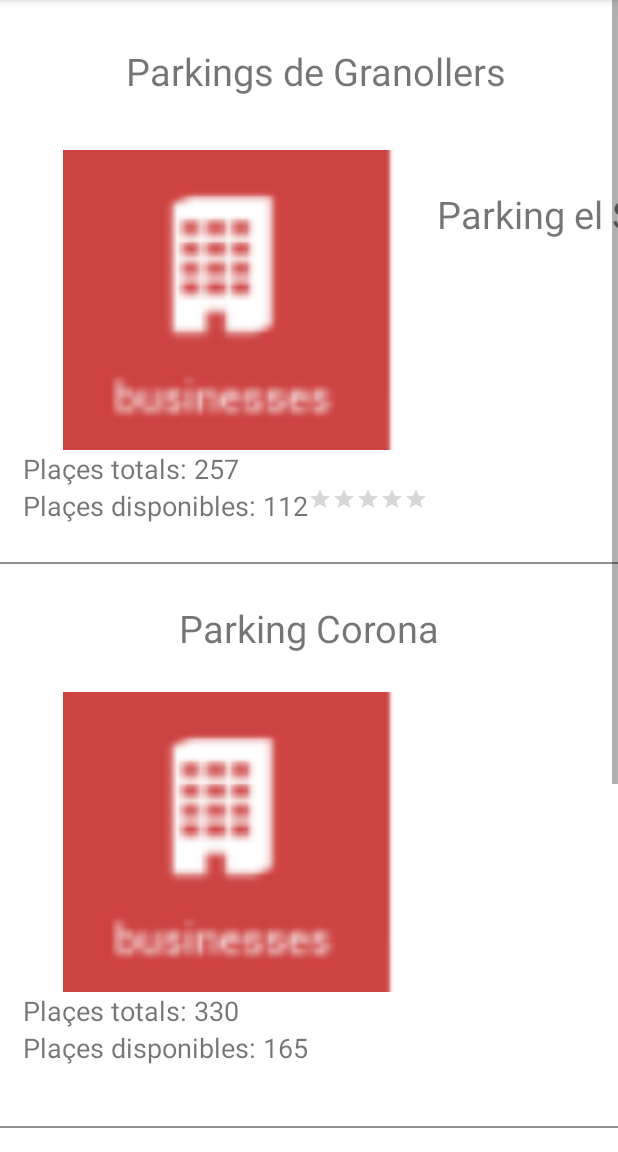
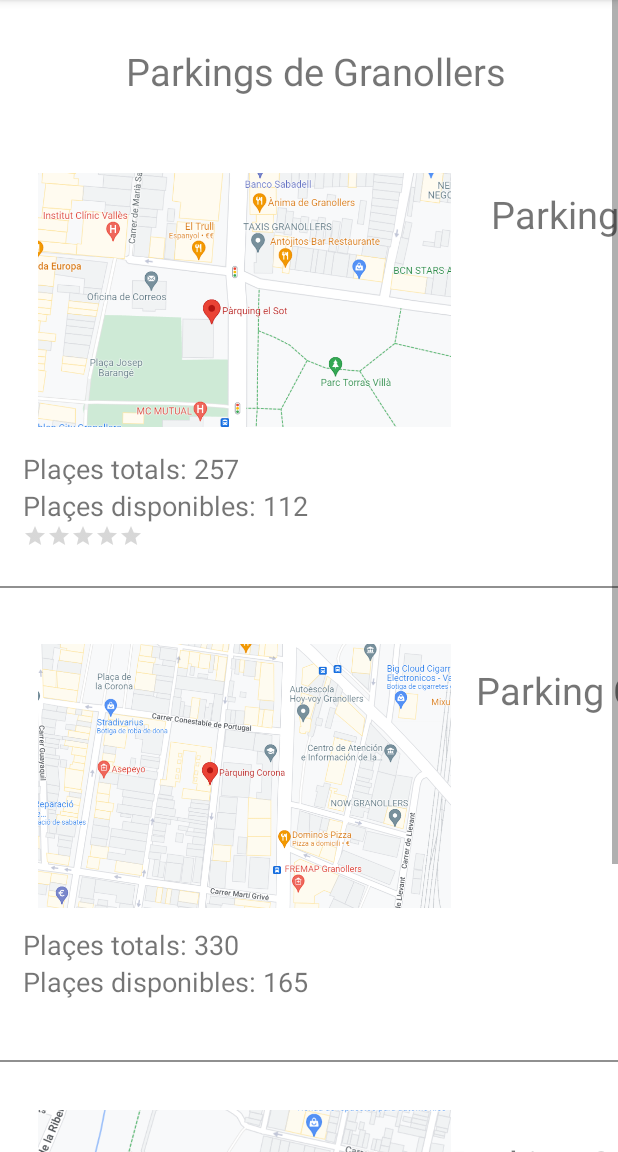
Before and after one commit to llorcaaahub/PaginesGroguesFinal, an Android app: the ParkingsActivity screen opened directly, with no data from a screen before it, on a phone screen of 412 x 824 dp, the part 84-1236 px from its top. Run offline under Robolectric (Android 15) with nearby library versions, the phone set to English and light mode, and no system bars.

Commit message:
Començar a fer la part de parking xml

```diff
--- a/app/src/main/res/layout/activity_parkings.xml
+++ b/app/src/main/res/layout/activity_parkings.xml
@@ -26,30 +26,44 @@
 
         </LinearLayout>
 
+
+
+
+
         <TableRow
 
             android:layout_marginTop="35dp">
+
+
 
             <ImageView
                 android:layout_width="275dp"
                 android:layout_height="200dp"
                 android:layout_column="0"
-                android:layout_marginLeft="15dp"
+                android:layout_marginLeft="25dp"
                 android:id="@+id/parking1"
-                android:src="@drawable/bussines"
+                android:src="@drawable/parkingelsot"
                 android:text="esto es una foto" />
 
             <TextView
-                android:layout_column="1"
+
                 android:layout_marginTop="25dp"
                 android:gravity="center"
-
+                android:layout_column="1"
                 android:layout_height="wrap_content"
                 android:text="Parking el Sot"
                 android:textSize="25dp" />
 
-
-
+            <RatingBar
+                android:id="@+id/difficultyPopup"
+                style="?android:attr/ratingBarStyle"
+                android:layout_width="wrap_content"
+                android:layout_height="wrap_content"
+                android:isIndicator="true"
+                android:layout_marginLeft="15dp"
+                android:max="5"
+                android:numStars="5"
+                android:stepSize="0.1" />
 
         </TableRow>
 
@@ -76,12 +90,17 @@
                 android:text="Plaçes disponibles: 112"
                 android:textSize="18dp" />
 
+
+        </LinearLayout>
+
+        <LinearLayout>
             <RatingBar
                 android:id="@+id/difficultyPopup"
                 style="?android:attr/ratingBarStyleSmall"
                 android:layout_width="wrap_content"
                 android:layout_height="wrap_content"
                 android:isIndicator="true"
+                android:layout_marginLeft="15dp"
                 android:max="5"
                 android:numStars="5"
                 android:stepSize="0.1" />
@@ -92,12 +111,7 @@
             android:layout_marginTop="25dp"
             android:background="#FF909090" />
 
-        <TextView
-            android:layout_column="1"
-            android:layout_marginTop="25dp"
-            android:gravity="center"
-            android:text="Parking Corona"
-            android:textSize="25dp" />
+
 
         <TableRow
 
@@ -108,11 +122,16 @@
                 android:layout_width="275dp"
                 android:layout_height="200dp"
                 android:layout_column="0"
-                android:layout_marginLeft="15dp"
-                android:src="@drawable/bussines"
+                android:layout_marginLeft="25dp"
+                android:src="@drawable/parkingcorona"
                 android:text="Aixo es el mapa del parking" />
 
-
+            <TextView
+                android:layout_column="1"
+                android:layout_marginTop="25dp"
+                android:gravity="center"
+                android:text="Parking Corona"
+                android:textSize="25dp" />
 
 
         </TableRow>
@@ -146,12 +165,7 @@
             android:layout_marginTop="40dp"
             android:background="#FF909090" />
 
-        <TextView
-            android:layout_column="1"
-            android:layout_marginTop="25dp"
-            android:gravity="center"
-            android:text="Parking Granollers"
-            android:textSize="25dp" />
+
 
         <TableRow
 
@@ -161,11 +175,17 @@
                 android:layout_width="275dp"
                 android:layout_height="200dp"
                 android:layout_column="0"
-                android:layout_marginLeft="15dp"
+                android:layout_marginLeft="25dp"
                 android:id="@+id/parking3"
                 android:src="@drawable/parkinggranollers"
                 android:text="esto es una foto" />
 
+            <TextView
+                android:layout_column="1"
+                android:layout_marginTop="25dp"
+                android:gravity="center"
+                android:text="Parking Granollers"
+                android:textSize="25dp" />
 
 
 
```
Also changed, not shown: app/src/main/res/drawable-v24/parkingcorona.png (added), app/src/main/res/drawable-v24/parkingelsot.png (added).
